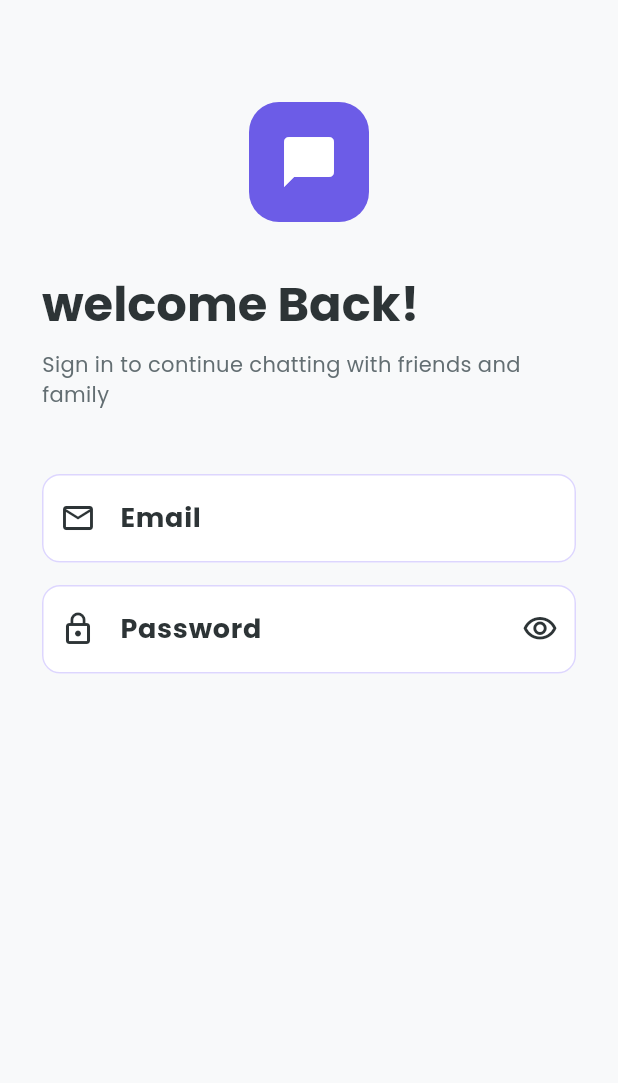
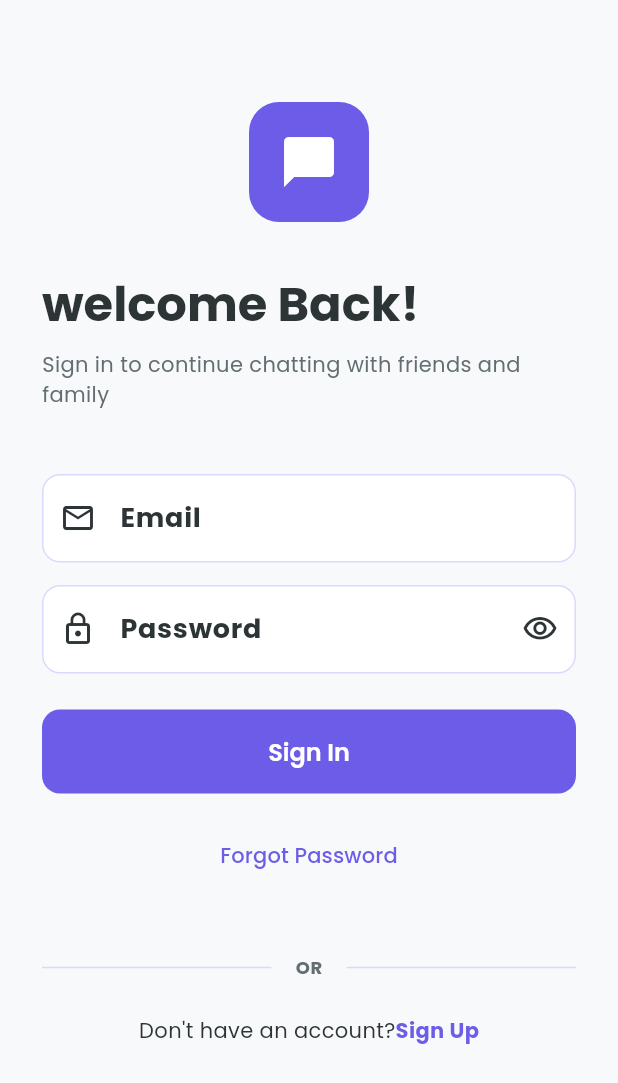
Before and after one commit to mohammadkhan47/Chatting-App, a Flutter app: the screen it shows after launch, on a phone screen of 412 x 824 dp. Shown: the top 1083 px of the screen. Run offline on Flutter 3.47's test engine with Material 3 defaults, Android fonts, the phone set to English and light mode, and no system bars; our stand-ins replace cloud_firestore, firebase_auth, firebase_core, get, google_fonts; accounts and stored records are empty.

Commit message:
new commits

```diff
--- a/lib/routes/app_pages.dart
+++ b/lib/routes/app_pages.dart
@@ -2,6 +2,7 @@ import 'package:chattingapp/routes/app_routes.dart';
 import 'package:get/get.dart';
 
 import '../views/auth/pages/login_view.dart';
+import '../views/auth/pages/register_view.dart';
 import '../views/auth/pages/splash_view.dart';
 
 class AppPages {
@@ -10,6 +11,7 @@ class AppPages {
   static final routes = [
     GetPage(name: AppRoutes.splash, page: ()=> const SplashView()),
     GetPage(name: AppRoutes.login, page: ()=> const LoginView()),
+    GetPage(name: AppRoutes.register, page: ()=> const RegisterView()),
  //      binding: BindingsBuilder(() {
  //        Get.put(SplashController());
  //      }),
--- a/lib/views/auth/pages/login_view.dart
+++ b/lib/views/auth/pages/login_view.dart
@@ -1,4 +1,5 @@
 import 'package:chattingapp/controllers/auth_controller.dart';
+import 'package:chattingapp/routes/app_routes.dart';
 import 'package:chattingapp/theme/app_theme.dart';
 import 'package:flutter/material.dart';
 import 'package:get/get.dart';
@@ -76,7 +77,7 @@ class _LoginViewState extends State<LoginView> {
                 SizedBox(height: 15,),
                 TextFormField(
                     controller: _passController,
-                    obscureText: true,
+                    obscureText: _obscurepass,
                     decoration: InputDecoration(
                       labelText: "Password",
                       prefixIcon: Icon(Icons.lock_outline),
@@ -97,6 +98,71 @@ class _LoginViewState extends State<LoginView> {
                       return null;
                     }
                 ),
+                SizedBox(height: 24,),
+                Obx(
+                    ()=>SizedBox(
+                      width: double.infinity,
+                      child: ElevatedButton(onPressed: _authController.isLoading ? null: (){
+                        if(_formKey.currentState?.validate() ?? false){
+                          _authController.SignInWithEmailAndPaswword(_emailController.text.trim(), _passController.text.trim()
+                          );
+                        }
+                      },
+                          child: _authController.isLoading ? SizedBox(height: 20,width: 20,
+                            child: CircularProgressIndicator(
+                              color: Colors.white,
+                              strokeWidth: 4,
+                            ),
+                          )
+                              :Text('Sign In'),
+                      ),
+                    )
+                ),
+                SizedBox(height: 17,),
+                Center(
+                  child: TextButton(onPressed: (){
+                    Get.toNamed(AppRoutes.forgotPassword);
+                  },
+                      child: Text('Forgot Password',
+                        style: TextStyle(color: AppTheme.primaryColor),
+                      )),
+                ),
+                SizedBox(height: 34,),
+                Column(
+                  children: [
+                    Row(
+                      children: [
+                        Expanded(child: Divider(
+                          color: AppTheme.borderColor,)),
+                        Padding(padding: EdgeInsets.symmetric(horizontal: 16),
+                          child: Text('OR',
+                            style: Theme.of(context).textTheme.bodySmall,
+                          ),
+                        ),
+                        Expanded(child: Divider(
+                          color: AppTheme.borderColor,)),
+                        SizedBox(height: 34),
+                      ],
+                    ),
+                    SizedBox(height: 15),
+                    Row(
+                      mainAxisAlignment: MainAxisAlignment.center,
+                      children: [
+                        Text("Don't have an account?",
+                          style: Theme.of(context).textTheme.bodyMedium,
+                        ),
+                        GestureDetector(
+                          onTap: ()=> Get.toNamed(AppRoutes.register),
+                          child: Text('Sign Up',
+                            style: Theme.of(context).textTheme.bodyMedium?.copyWith
+                              (color: AppTheme.primaryColor,
+                                fontWeight: FontWeight.bold),
+                          ),
+                        ),
+                      ],
+                    )
+                  ],
+                )
               ],
             ),
           ),
--- a/lib/views/auth/pages/splash_view.dart
+++ b/lib/views/auth/pages/splash_view.dart
@@ -97,7 +97,7 @@ class _SplashViewState extends State<SplashView>  with SingleTickerProviderState
                   CircularProgressIndicator(
                     color: Colors.white,
                     strokeWidth: 4,
-                  )
+                  ),
                 ],
               ),
             ),
```
Also changed, not shown: lib/main.dart (+14 -1 lines), lib/views/auth/pages/register_view.dart (added, +241 -0 lines).
